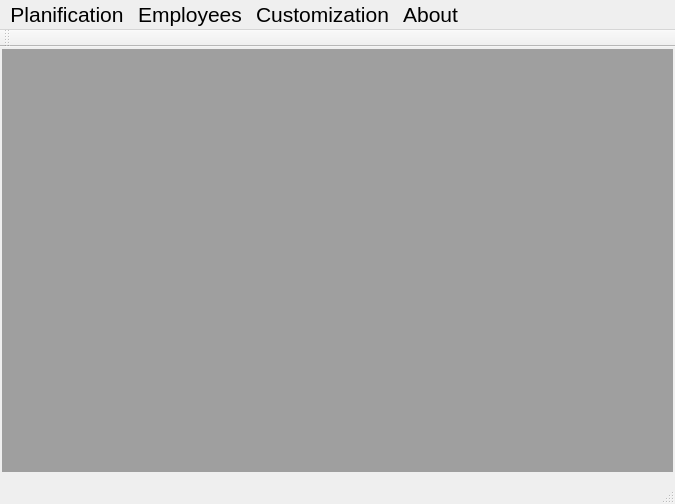
Above: b6p/mainwindow.ui from diegowald/b6p before the change. Below: the same form after it.
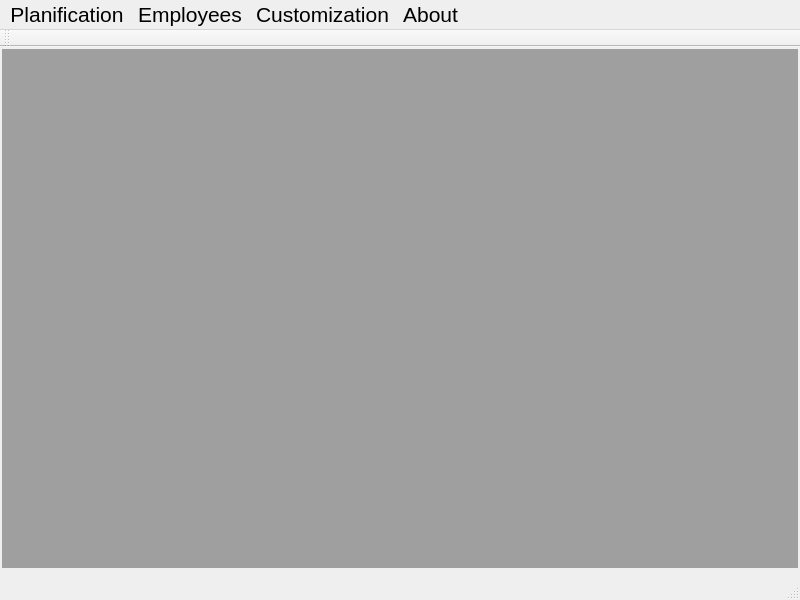
That is the form after the change. Icons and pictures are not drawn.

Diff of the .ui file:
```diff
--- a/b6p/mainwindow.ui
+++ b/b6p/mainwindow.ui
@@ -6,10 +6,16 @@
    <rect>
     <x>0</x>
     <y>0</y>
-    <width>675</width>
-    <height>504</height>
+    <width>800</width>
+    <height>600</height>
    </rect>
   </property>
+  <property name="minimumSize">
+   <size>
+    <width>800</width>
+    <height>600</height>
+   </size>
+  </property>
   <property name="font">
    <font>
     <pointsize>16</pointsize>
@@ -52,7 +58,7 @@
     <rect>
      <x>0</x>
      <y>0</y>
-     <width>675</width>
+     <width>800</width>
      <height>37</height>
     </rect>
    </property>
```
